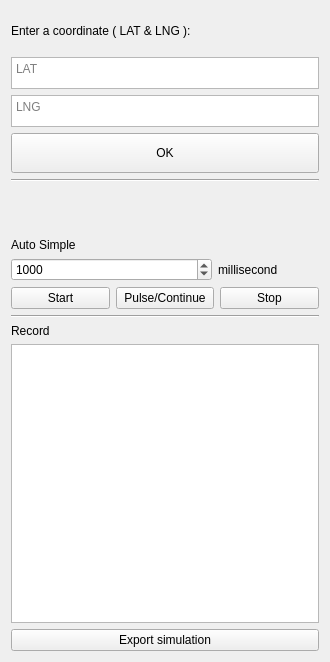
First picture: the form in src/frontend/UI/simulation1Widget.ui, repository Dave0126/N7_Long_Project, before the edit.
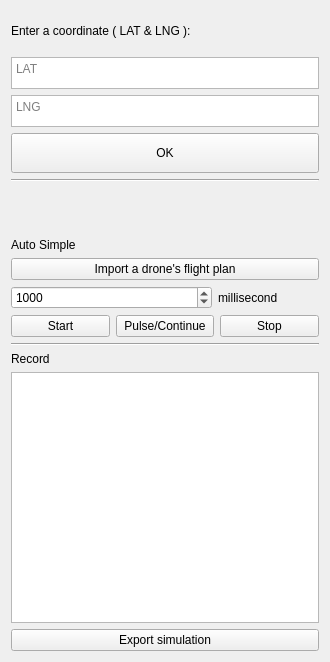
Second picture: the form after the edit.

```diff
--- a/src/frontend/UI/simulation1Widget.ui
+++ b/src/frontend/UI/simulation1Widget.ui
@@ -113,6 +113,13 @@
        </property>
       </widget>
      </item>
+     <item>
+      <widget class="QPushButton" name="importDroneFlightPlanButton">
+       <property name="text">
+        <string>Import a drone's flight plan</string>
+       </property>
+      </widget>
+     </item>
      <item>
       <layout class="QHBoxLayout" name="horizontalLayout" stretch="2,1">
        <item>
```
